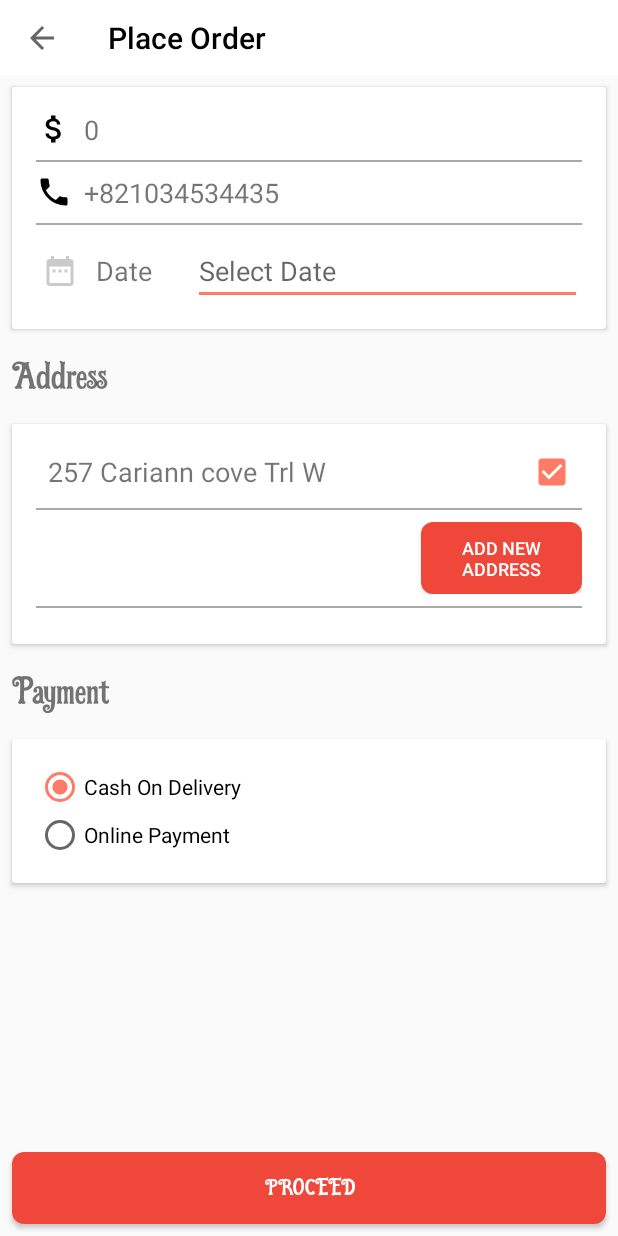
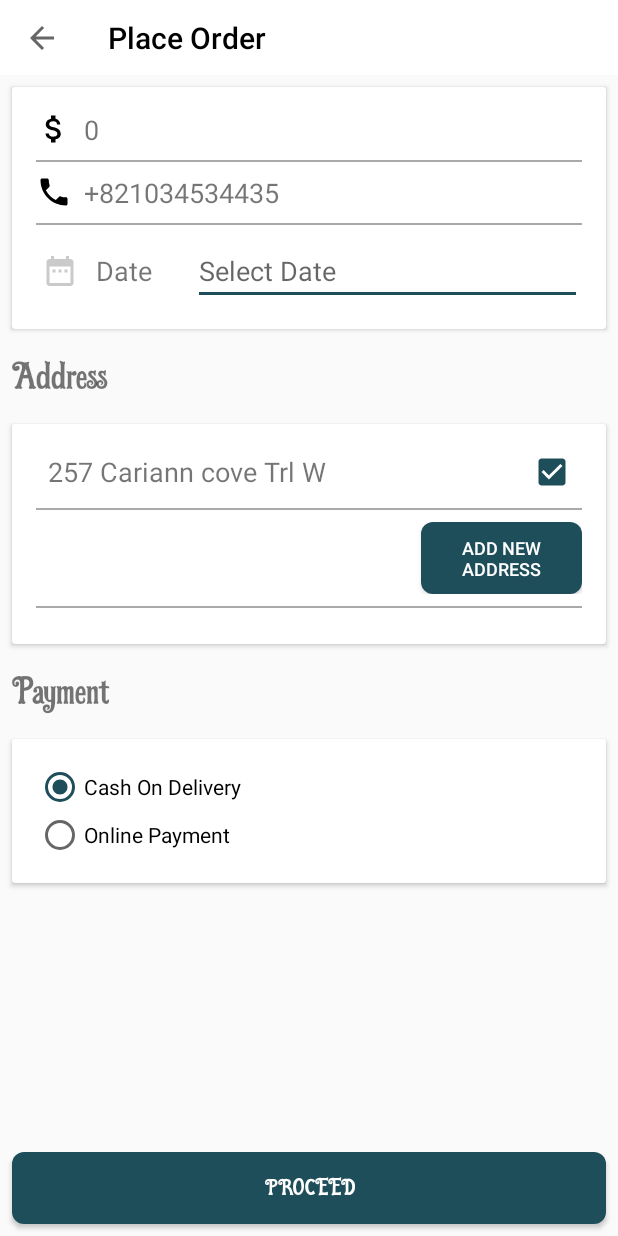
Before and after one commit to jjnovoap/appbelleza, an Android app: the CartListActivity screen opened directly, with no data from a screen before it, after a tap on "ORDER", on a phone screen of 412 x 824 dp. Run offline under Robolectric (Android 15) with nearby library versions, the phone set to English and light mode, and no system bars; our stand-ins replace ButterKnife, EventBus, Firebase (no records; nobody signed in at launch, a user with empty details on screens opened directly), Room's generated code, RxJava; libraries missing offline, so code that uses them is left out: com.braintreepayments.api, com.wdullaer.materialdatetimepicker, dmax.dialog; 4 statements that could not run were skipped.

Commit message:
Actualización de design.

```diff
--- a/app/src/main/res/drawable/ic_cart.xml
+++ b/app/src/main/res/drawable/ic_cart.xml
@@ -4,12 +4,12 @@
     android:viewportWidth="456.75885"
     android:viewportHeight="456">
   <path
-      android:fillColor="#FF000000"
+      android:fillColor="#1f4e5b"
       android:pathData="m150.355,335.332c-30.047,0 -54.402,24.355 -54.402,54.402 0,30.043 24.355,54.398 54.402,54.398 30.043,0 54.398,-24.355 54.398,-54.398 -0.031,-30.031 -24.367,-54.371 -54.398,-54.402zM150.355,424.133c-19,0 -34.402,-15.402 -34.402,-34.398 0,-19 15.402,-34.402 34.402,-34.402 18.996,0 34.398,15.402 34.398,34.402 0,18.996 -15.402,34.398 -34.398,34.398zM150.355,424.133"/>
   <path
-      android:fillColor="#FF000000"
+      android:fillColor="#1f4e5b"
       android:pathData="m446.855,107.035h-353.102l-7.199,-40.301c-4.438,-24.809 -23.883,-44.215 -48.699,-48.602l-26.102,-4.598c-5.441,-0.969 -10.633,2.66 -11.602,8.098 -0.965,5.441 2.66,10.633 8.102,11.602l26.199,4.598c16.531,2.93 29.473,15.871 32.402,32.402l35.398,199.699c4.18,23.895 24.941,41.324 49.199,41.301h210c22.063,0.066 41.547,-14.375 47.902,-35.5l47,-155.801c0.871,-3.039 0.32,-6.313 -1.5,-8.898 -1.902,-2.504 -4.859,-3.98 -8,-4zM390.254,269.832c-3.773,12.688 -15.465,21.367 -28.699,21.301h-210c-14.566,0.039 -27.035,-10.441 -29.5,-24.801l-24.699,-139.398h336.098zM390.254,269.832"/>
   <path
-      android:fillColor="#FF000000"
+      android:fillColor="#1f4e5b"
       android:pathData="m360.355,335.332c-30.047,0 -54.402,24.355 -54.402,54.402 0,30.043 24.355,54.398 54.402,54.398 30.043,0 54.398,-24.355 54.398,-54.398 -0.031,-30.031 -24.367,-54.371 -54.398,-54.402zM360.355,424.133c-19,0 -34.402,-15.402 -34.402,-34.398 0,-19 15.402,-34.402 34.402,-34.402 18.996,0 34.398,15.402 34.398,34.402 0,18.996 -15.402,34.398 -34.398,34.398zM360.355,424.133"/>
 </vector>
--- a/app/src/main/res/values/colors.xml
+++ b/app/src/main/res/values/colors.xml
@@ -1,8 +1,8 @@
 <?xml version="1.0" encoding="utf-8"?>
 <resources>
-    <color name="colorPrimary">#ef473a</color>
+    <color name="colorPrimary">#1f4e5b</color>
     <color name="colorPrimaryDark">@color/colorPrimary</color>
-    <color name="colorAccent">#ff7b65</color>
+    <color name="colorAccent">#1f4e5b</color>
     <color name="button_color">@color/colorPrimary</color>
     <color name="divider">#F7F5F4</color>
     <color name="colorPrice">#616161</color>
```
Also changed, not shown: app/src/main/res/drawable/ic_menu.xml (+4 -4 lines), app/src/main/res/layout/app_bar_home.xml (+4 -4 lines).
